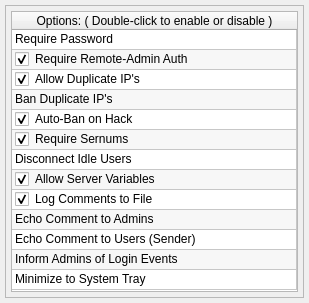
Old version of the form ui/settings.ui in the repository StarixWoS/ReMix.
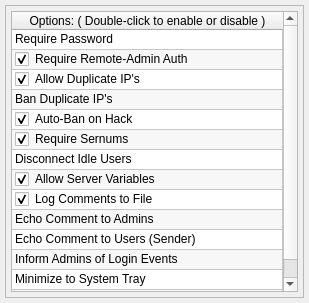
New version of the form.

Commit message: Change: Add Setting to save Window positions and sizes. Change: Reload saved Window positions when GUI objects are constructed.

Diff of the .ui file:
```diff
--- a/ui/settings.ui
+++ b/ui/settings.ui
@@ -159,6 +159,11 @@
           <string>12</string>
          </property>
         </row>
+        <row>
+         <property name="text">
+          <string>13</string>
+         </property>
+        </row>
         <column>
          <property name="text">
           <string>Options: ( Double-click to enable or disable )</string>
@@ -268,6 +273,14 @@
           <enum>Unchecked</enum>
          </property>
         </item>
+        <item row="13" column="0">
+         <property name="text">
+          <string>Save Window Positions</string>
+         </property>
+         <property name="checkState">
+          <enum>Unchecked</enum>
+         </property>
+        </item>
        </widget>
       </item>
      </layout>
```
The commit also changes 10 other files.
